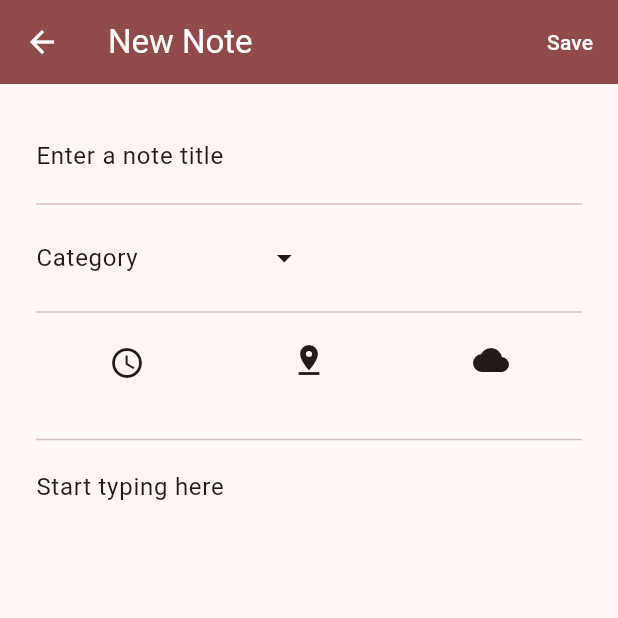
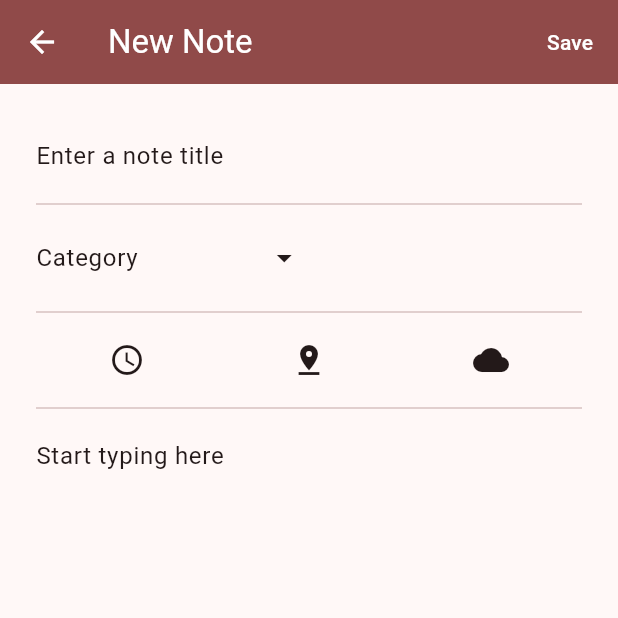
Before and after one commit to Rustatano/Arctic-tern, a Flutter app: the screen it shows after launch, after a tap on the "add" icon, on a phone screen of 412 x 824 dp, the top half of it. Run offline on Flutter 3.47's test engine with Material 3 defaults, Android fonts, the phone set to English and light mode, and no system bars; our stand-ins replace flutter_local_notifications, flutter_map, geolocator, latlong2, permission_handler, sqflite; missing offline and left inert: duration_picker, workmanager; accounts and stored records are empty.

Commit message:
more refactoring

```diff
--- a/lib/screens/new_note_screen.dart
+++ b/lib/screens/new_note_screen.dart
@@ -113,23 +113,11 @@ class _NewNoteScreenState extends State<NewNoteScreen> {
               children: [
                 // time notification
                 Expanded(
-                  child: Column(
-                    children: [
-                      IconButton(
+                  child: IconButton(
                     onPressed: () async {
                       final date = await showDateTimePicker(
                           context: context,
                           initialDate: newNote.timeNotification);
-                          /*
-                              if (!context.mounted) return;
-                              BaseUnit baseUnit = BaseUnit.minute;
-                              await showDialog(
-                                context: context,
-                                builder: (context) => Dialog(
-                                  child: SizedBox(),
-                                ),
-                              );
-                              */
                       Duration? repeat;
                       if (context.mounted && date != null) {
                         repeat = await showDialog(
@@ -158,29 +146,25 @@ class _NewNoteScreenState extends State<NewNoteScreen> {
                         }
                       });
                     },
-                        icon: Icon(
+                    icon: Badge(
+                      isLabelVisible: newNote.timeNotification != '',
+                      backgroundColor: Colors.green,
+                      child: Icon(
                         Icons.access_time,
                         color: colorScheme.onSurface,
                       ),
                     ),
-                      Text(
-                        '${newNote.timeNotification} ${newNote.notificationPeriod}',
-                        style: const TextStyle(fontSize: smallFontSize),
-                      ),
-                    ],
                   ),
                 ),
                 // location notification
                 Expanded(
-                  child: Column(
-                    children: [
-                      IconButton(
+                  child: IconButton(
+                    disabledColor: colorScheme.primary,
                     onPressed: () async {
                       final result = await Navigator.push(
                         context,
                         MaterialPageRoute(
-                              builder: (context) =>
-                                  const LocationSelectionScreen(),
+                          builder: (context) => const LocationSelectionScreen(),
                         ),
                       );
                       setState(() {
@@ -188,28 +172,28 @@ class _NewNoteScreenState extends State<NewNoteScreen> {
                             (result != null) ? jsonEncode(result) : '';
                       });
                     },
-                        icon: Icon(
+                    icon: Badge(
+                      isLabelVisible: newNote.locationNotification != '',
+                      backgroundColor: Colors.green,
+                      child: Icon(
                         Icons.pin_drop,
                         color: colorScheme.onSurface,
                       ),
                     ),
-                      Text(newNote.locationNotification),
-                    ],
                   ),
                 ),
                 // weather notification
                 Expanded(
-                  child: Column(
-                    children: [
-                      IconButton(
+                  child: IconButton(
                     onPressed: () {},
-                        icon: Icon(
+                    icon: Badge(
+                      isLabelVisible: newNote.weatherNotification != '',
+                      backgroundColor: Colors.green,
+                      child: Icon(
                         Icons.cloud,
                         color: colorScheme.onSurface,
                       ),
                     ),
-                      Text(newNote.weatherNotification),
-                    ],
                   ),
                 ),
               ],
@@ -250,7 +234,7 @@ class _NewNoteScreenState extends State<NewNoteScreen> {
           TextButton(
             onPressed: () async {
               newNote.trimProperties();
-              if (newNote.title.isNotEmpty) {
+              if (newNote.title.isEmpty) newNote.title = DateTime.now().toString().substring(5, 19);
               if (!await newNote.exists()) {
                 if (newNote.timeNotification != '' ||
                     newNote.locationNotification == '' &&
@@ -304,9 +288,6 @@ class _NewNoteScreenState extends State<NewNoteScreen> {
                   );
                 }
               }
-              } else {
-                newNote.title = '(no title)';
-              }
             },
             child: Text(
               'Save',
--- a/pubspec.yaml
+++ b/pubspec.yaml
@@ -45,6 +45,7 @@ dependencies:
   geolocator: ^13.0.1
   path: ^1.9.0
   duration_picker: ^1.2.0
+  badges: ^3.1.2
 
 flutter_launcher_icons:
   android: "launcher_icon"
```
Also changed, not shown: lib/screens/location_selection_screen.dart (+7 -3 lines), pubspec.lock. Lines whose indentation alone changed are shown as unchanged.
